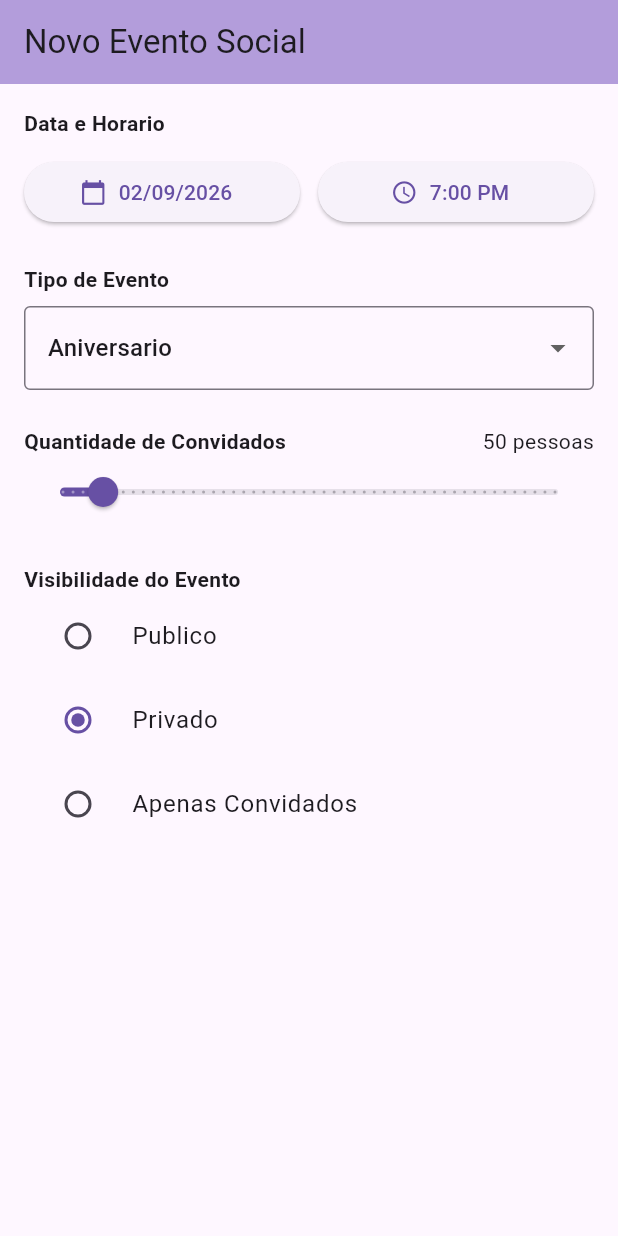
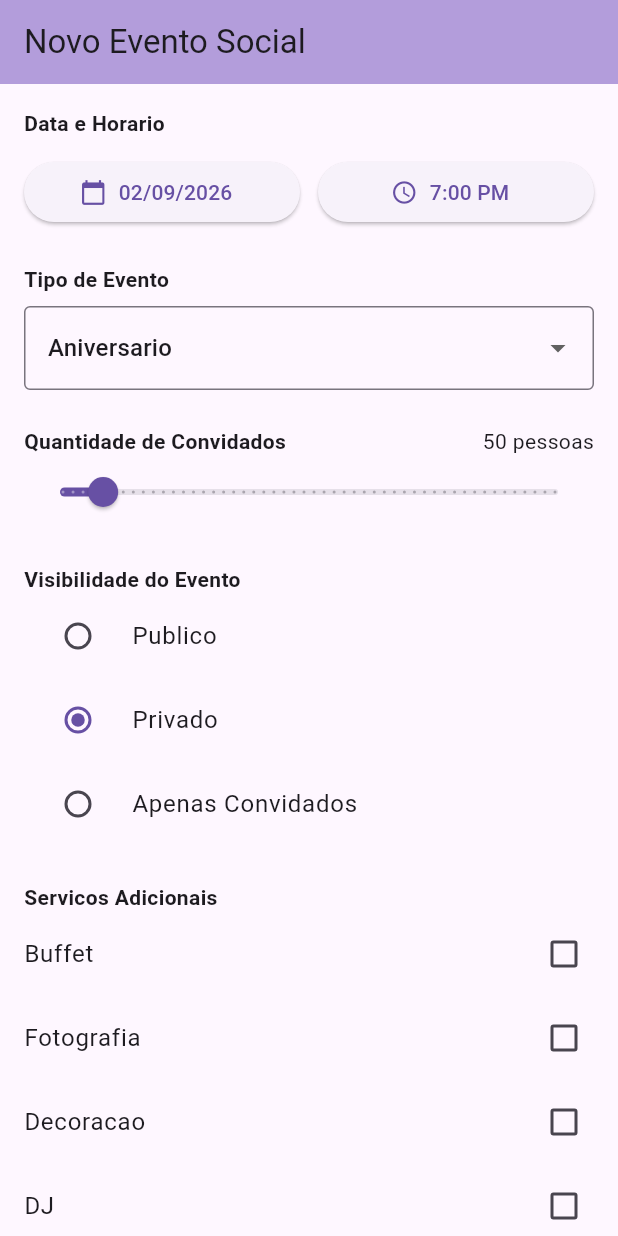
Before and after one commit to kelvynfelix/flutter-51, a Flutter app: the screen it shows after launch, on a phone screen of 412 x 824 dp. Run offline on Flutter 3.47's test engine with Material 3 defaults, Android fonts, the phone set to English and light mode, and no system bars.

Commit message:
Implementado CheckBox em Serviços Adicionais

```diff
--- a/lib/main.dart
+++ b/lib/main.dart
@@ -24,12 +24,19 @@ class _AgendamentoEventoTelaState extends State<AgendamentoEventoTela> {
   static const String _tipoEventoPadrao = 'Aniversario';
   static const double _quantidadeConvidadosPadrao = 50;
   static const Visibilidade _visibilidadePadrao = Visibilidade.privado;
+  static const Map<String, bool> _servicosPadrao = {
+    'Buffet': false,
+    'Fotografia': false,
+    'Decoracao': false,
+    'DJ': false,
+  };
 
   late DateTime _dataSelecionada;
   late TimeOfDay _horarioSelecionado;
   late String _tipoEventoSelecionado;
   late double _quantidadeConvidados;
   late Visibilidade _visibilidadeSelecionada;
+  late Map<String, bool> _servicosSelecionados;
 
   @override
   void initState() {
@@ -43,6 +50,7 @@ class _AgendamentoEventoTelaState extends State<AgendamentoEventoTela> {
     _tipoEventoSelecionado = _tipoEventoPadrao;
     _quantidadeConvidados = _quantidadeConvidadosPadrao;
     _visibilidadeSelecionada = _visibilidadePadrao;
+    _servicosSelecionados = Map<String, bool>.from(_servicosPadrao);
   }
 
   void _salvarFormulario() {
@@ -52,6 +60,7 @@ class _AgendamentoEventoTelaState extends State<AgendamentoEventoTela> {
     debugPrint('Tipo de evento: $_tipoEventoSelecionado');
     debugPrint('Quantidade de convidados: ${_quantidadeConvidados.round()}');
     debugPrint('Visibilidade: ${_visibilidadeSelecionada.name}');
+    debugPrint('Servicos adicionais: $_servicosSelecionados');
   }
 
   Future<void> _selecionarData() async {
@@ -95,7 +104,7 @@ class _AgendamentoEventoTelaState extends State<AgendamentoEventoTela> {
         title: const Text('Novo Evento Social'),
         backgroundColor: Colors.deepPurple.shade200,
       ),
-      body: Padding(
+      body: SingleChildScrollView(
         padding: const EdgeInsets.all(16),
         child: Column(
           crossAxisAlignment: CrossAxisAlignment.start,
@@ -207,6 +216,24 @@ class _AgendamentoEventoTelaState extends State<AgendamentoEventoTela> {
                 ],
               ),
             ),
+            const SizedBox(height: 24),
+            const Text(
+              'Servicos Adicionais',
+              style: TextStyle(fontWeight: FontWeight.bold),
+            ),
+            ..._servicosSelecionados.keys.map(
+              (String servico) => CheckboxListTile(
+                contentPadding: EdgeInsets.zero,
+                title: Text(servico),
+                value: _servicosSelecionados[servico],
+                controlAffinity: ListTileControlAffinity.trailing,
+                onChanged: (bool? selecionado) {
+                  setState(() {
+                    _servicosSelecionados[servico] = selecionado ?? false;
+                  });
+                },
+              ),
+            ),
           ],
         ),
       ),
```
